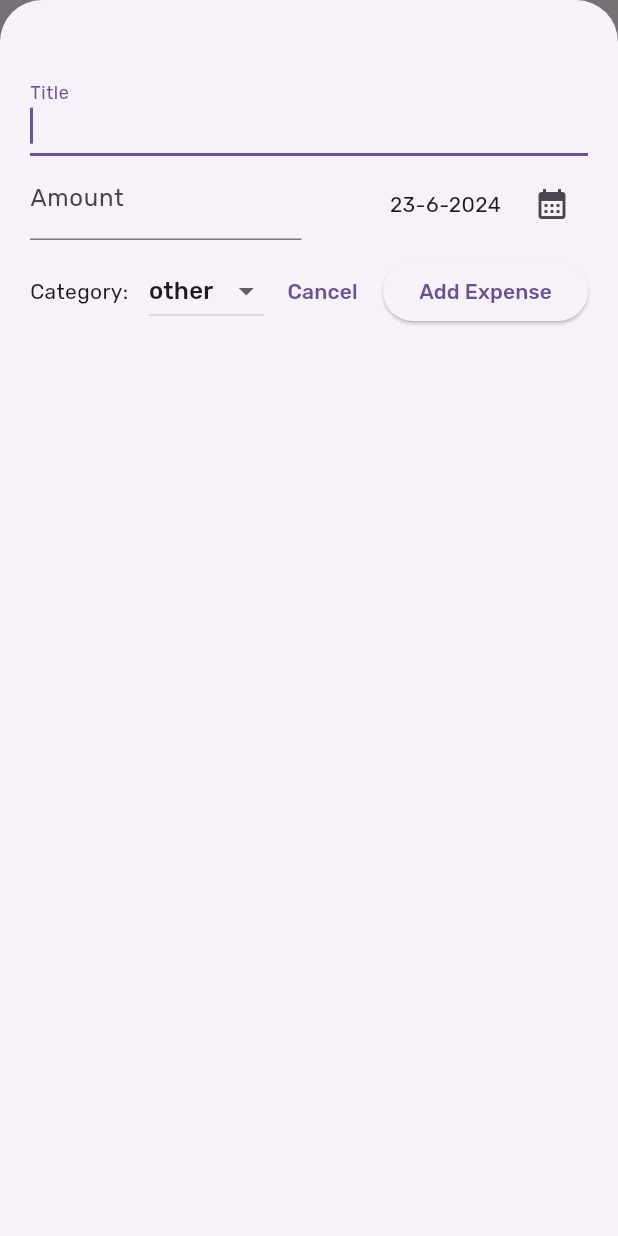
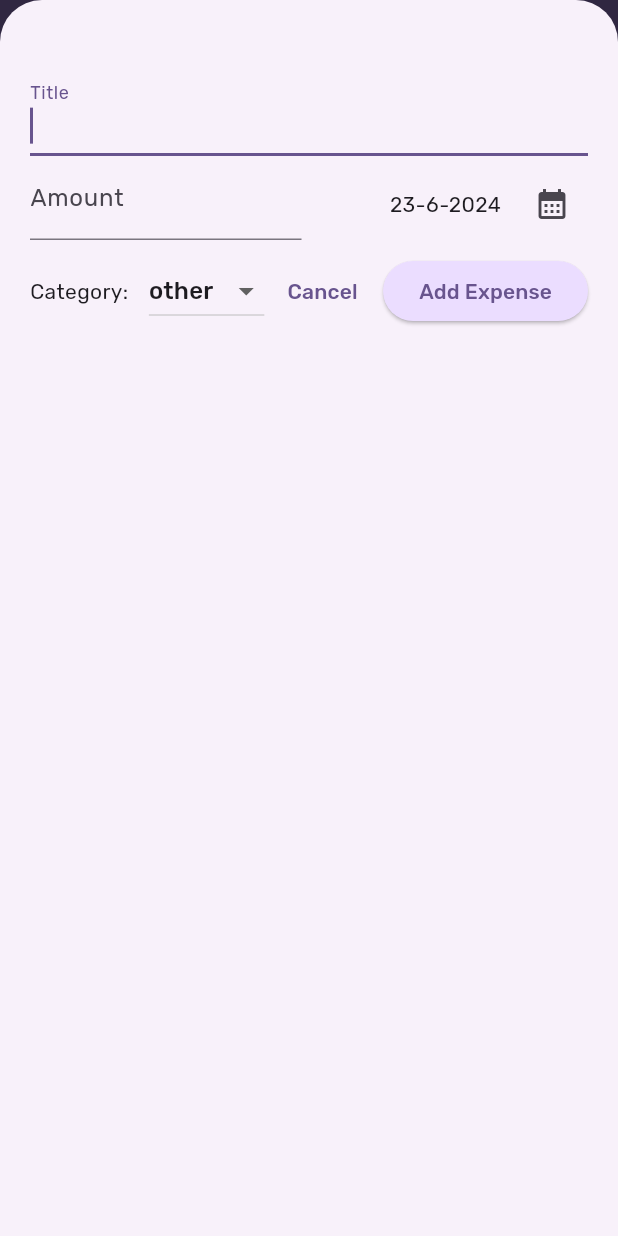
Before and after one commit to MohammadKanaan/flutter_expense_tracker, a Flutter app: the screen it shows after launch, after a tap on the "add" icon, on a phone screen of 412 x 824 dp. Run offline on Flutter 3.47's test engine with Material 3 defaults, Android fonts, the phone set to English and light mode, and no system bars; our stand-ins replace flutter_hooks, google_fonts, hooks_riverpod.

Commit message:
feat: added the ability to remove expenses and undo that removal feat: added Dark theme and edited some colors

```diff
--- a/lib/expenses.dart
+++ b/lib/expenses.dart
@@ -1,8 +1,19 @@
 import 'package:expense_tracker/widgets/expenses_list.dart';
+import 'package:expense_tracker/widgets/new_expense.dart';
 import 'package:flutter/material.dart';
 
 class Expenses extends StatelessWidget {
   const Expenses({super.key});
+
+  void _openAddExpenseOverlay(BuildContext context) {
+    showModalBottomSheet(
+      isScrollControlled: true,
+      context: context,
+      builder: (ctx) {
+        return const NewExpense();
+      },
+    );
+  }
 
   @override
   Widget build(BuildContext context) {
@@ -11,6 +22,12 @@ class Expenses extends StatelessWidget {
         title: const Text('Expenses Tracker'),
       ),
       body: const HomePage(),
+      floatingActionButton: FloatingActionButton(
+        onPressed: () {
+          _openAddExpenseOverlay(context);
+        },
+        child: const Icon(Icons.add),
+      ),
     );
   }
 }
--- a/lib/main.dart
+++ b/lib/main.dart
@@ -14,9 +14,10 @@ class MyApp extends StatelessWidget {
   @override
   Widget build(BuildContext context) {
     return MaterialApp(
-      title: 'Flutter Demo',
+      darkTheme: darkAppTheme,
       theme: appTheme,
       home: const Expenses(),
+      themeMode: ThemeMode.system,
     );
   }
 }
--- a/lib/provider.dart
+++ b/lib/provider.dart
@@ -1,3 +1,4 @@
+import 'package:flutter/material.dart';
 import 'package:hooks_riverpod/hooks_riverpod.dart';
 import 'package:expense_tracker/models/expense.dart';
 
@@ -40,8 +41,29 @@ class ExpenseNotifier extends StateNotifier<List<Expense>> {
     state = [...state, entry];
   }
 
-  void removeExpense(Expense expense) {
+  void removeExpense(Expense expense, BuildContext context) {
+    final indexOfExpense = state.indexOf(expense);
     state = state.where((element) => element != expense).toList();
+
+    // remove previous snackbar before showing a new one
+    ScaffoldMessenger.of(context).clearSnackBars();
+    ScaffoldMessenger.of(context).showSnackBar(
+      SnackBar(
+        content: const Text('Expense removed'),
+        duration: const Duration(seconds: 2),
+        action: SnackBarAction(
+          label: 'Undo',
+          onPressed: () {
+            // insert the todo back to the list at the same index
+            state = [
+              ...state.sublist(0, indexOfExpense),
+              expense,
+              ...state.sublist(indexOfExpense)
+            ];
+          },
+        ),
+      ),
+    );
   }
 }
 
--- a/lib/theme.dart
+++ b/lib/theme.dart
@@ -1,8 +1,56 @@
 import 'package:flutter/material.dart';
 import 'package:google_fonts/google_fonts.dart';
 
-final ThemeData appTheme = ThemeData(
-  colorScheme: ColorScheme.fromSeed(seedColor: Colors.deepPurple),
-  useMaterial3: true,
-  textTheme: GoogleFonts.rubikTextTheme(),
+final kColorScheme = ColorScheme.fromSeed(
+  seedColor: Colors.deepPurple,
 );
+final kDarkColorScheme = ColorScheme.fromSeed(
+  brightness: Brightness.dark,
+  seedColor: Colors.deepPurple,
+);
+
+final ThemeData darkAppTheme = ThemeData.dark().copyWith(
+  colorScheme: kDarkColorScheme,
+  appBarTheme: const AppBarTheme().copyWith(
+    backgroundColor: kDarkColorScheme.primary,
+    titleTextStyle: GoogleFonts.rubik().copyWith(
+      color: kDarkColorScheme.onPrimary,
+      fontSize: 20,
+      fontWeight: FontWeight.bold,
+    ),
+  ),
+  elevatedButtonTheme: ElevatedButtonThemeData(
+    style: ElevatedButton.styleFrom(
+      backgroundColor: kDarkColorScheme.primaryContainer,
+    ),
+  ),
+  cardTheme: const CardTheme().copyWith(
+    margin: const EdgeInsets.all(5),
+  ),
+);
+
+final ThemeData appTheme = ThemeData().copyWith(
+  colorScheme: kColorScheme,
+  textTheme: GoogleFonts.rubikTextTheme().copyWith(
+    titleLarge: const TextStyle(
+      fontSize: 24,
+      fontWeight: FontWeight.bold,
+    ),
+  ),
+  appBarTheme: const AppBarTheme().copyWith(
+    backgroundColor: kColorScheme.primary,
+    titleTextStyle: GoogleFonts.rubik().copyWith(
+      color: kColorScheme.onPrimary,
+      fontSize: 20,
+      fontWeight: FontWeight.bold,
+    ),
+  ),
+  elevatedButtonTheme: ElevatedButtonThemeData(
+    style: ElevatedButton.styleFrom(
+      backgroundColor: kColorScheme.primaryContainer,
+    ),
+  ),
+  cardTheme: const CardTheme().copyWith(
+    margin: const EdgeInsets.all(5),
+  ),
+);
--- a/lib/widgets/expense_item.dart
+++ b/lib/widgets/expense_item.dart
@@ -43,7 +43,6 @@ class ExpenseItem extends StatelessWidget {
     final int month = expense.date.month;
     final int year = expense.date.year;
     return Card(
-      margin: const EdgeInsets.all(5),
       child: Padding(
         padding: const EdgeInsets.symmetric(horizontal: 20, vertical: 10),
         child: Row(
--- a/lib/widgets/expenses_list.dart
+++ b/lib/widgets/expenses_list.dart
@@ -1,23 +1,12 @@
 import 'package:expense_tracker/models/expense.dart';
 import 'package:expense_tracker/provider.dart';
 import 'package:expense_tracker/widgets/expense_item.dart';
-import 'package:expense_tracker/widgets/new_expense.dart';
 import 'package:flutter/material.dart';
 import 'package:hooks_riverpod/hooks_riverpod.dart';
 
 class ExpensesList extends HookConsumerWidget {
   ExpensesList({super.key});
   final ScrollController scrollController = ScrollController();
-
-  void _openAddExpenseOverlay(BuildContext context) {
-    showModalBottomSheet(
-      isScrollControlled: true,
-      context: context,
-      builder: (ctx) {
-        return const NewExpense();
-      },
-    );
-  }
 
   @override
   Widget build(BuildContext context, WidgetRef ref) {
@@ -49,25 +38,22 @@ class ExpensesList extends HookConsumerWidget {
               itemBuilder: (context, index) {
                 return Dismissible(
                     key: ValueKey(registeredExpenses[index]),
+                    background: ClipRRect(
+                      borderRadius: BorderRadius.circular(10),
+                      child: Container(
+                        color: Colors.red.withOpacity(.70),
+                        child: const Icon(
+                          Icons.delete,
+                          color: Colors.white,
+                          size: 40,
+                        ),
+                      ),
+                    ),
                     onDismissed: (direction) => ref
                         .read(expenseProvider.notifier)
-                        .removeExpense(registeredExpenses[index]),
+                        .removeExpense(registeredExpenses[index], context),
                     child: ExpenseItem(expense: registeredExpenses[index]));
               },
-            ),
-          ),
-          Positioned(
-            bottom: 10,
-            right: 10,
-            child: FloatingActionButton(
-              onPressed: () {
-                _openAddExpenseOverlay(context);
-                scrollController.animateTo(
-                    scrollController.position.maxScrollExtent,
-                    duration: const Duration(milliseconds: 500),
-                    curve: Curves.fastOutSlowIn);
-              },
-              child: const Icon(Icons.add),
             ),
           ),
         ],
```
